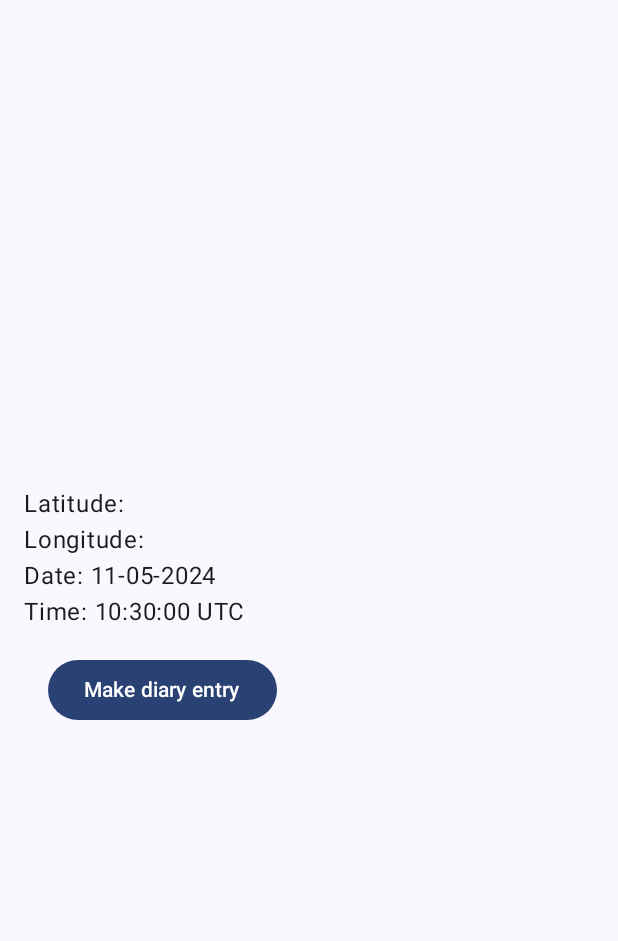
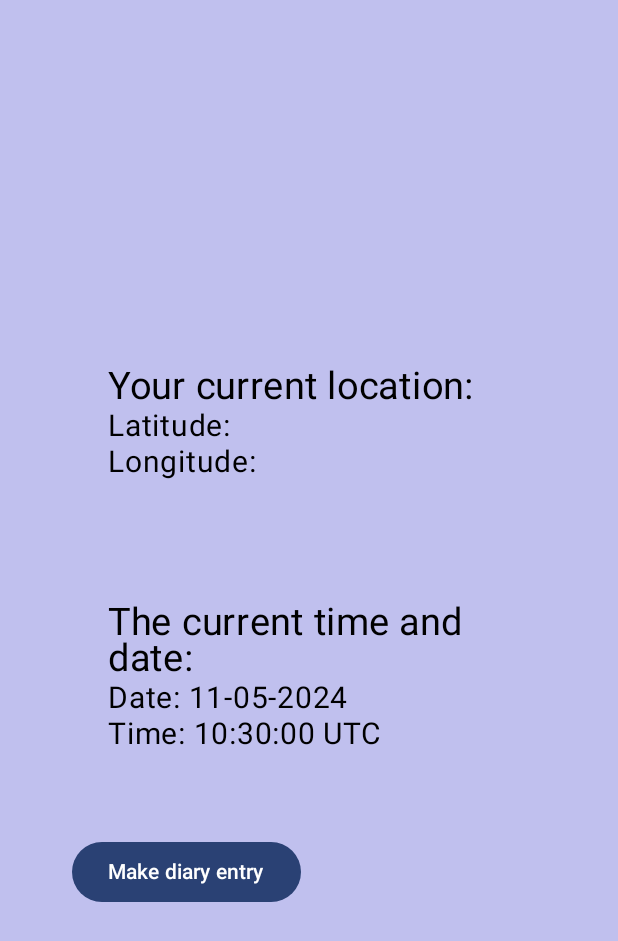
Before and after one commit to juinmonospace/AndroidApp, an Android app built with Jetpack Compose: the screen it shows after launch (MainActivity), on a phone screen of 412 x 824 dp. Shown: the top 941 px of the screen. Run offline under Robolectric (Android 15) with nearby library versions, the phone set to English and light mode, and no system bars.

Commit message:
minor UI changes

```diff
--- a/app/src/main/java/com/example/myapplication/MainActivity.kt
+++ b/app/src/main/java/com/example/myapplication/MainActivity.kt
@@ -13,7 +13,6 @@ import android.util.Log
 import android.widget.Toast
 import androidx.activity.ComponentActivity
 import androidx.activity.compose.setContent
-import androidx.appcompat.app.AppCompatActivity
 import androidx.compose.foundation.background
 import androidx.compose.foundation.border
 import androidx.compose.foundation.layout.Arrangement
@@ -30,7 +29,6 @@ import androidx.compose.foundation.layout.width
 import androidx.compose.foundation.shape.CircleShape
 import androidx.compose.foundation.shape.RoundedCornerShape
 import androidx.compose.material3.Button
-import androidx.compose.material3.MaterialTheme
 import androidx.compose.material3.Surface
 import androidx.compose.material3.Text
 import androidx.compose.runtime.Composable
@@ -42,6 +40,7 @@ import androidx.compose.ui.Alignment
 import androidx.compose.ui.Modifier
 import androidx.compose.ui.draw.clip
 import androidx.compose.ui.graphics.Color
+import androidx.compose.ui.text.font.FontFamily
 import androidx.compose.ui.text.font.FontWeight
 import androidx.compose.ui.text.style.TextAlign
 import androidx.compose.ui.tooling.preview.Preview
@@ -52,10 +51,9 @@ import androidx.core.app.ActivityCompat
 import com.example.myapplication.ui.theme.MyApplicationTheme
 import com.google.android.gms.location.FusedLocationProviderClient
 import com.google.android.gms.location.LocationServices
-import java.util.Calendar
-import java.util.Locale
 import java.text.SimpleDateFormat
 import java.util.Date
+import java.util.Locale
 import kotlin.random.Random
 
 
@@ -77,20 +75,36 @@ class MainActivity : ComponentActivity() {
                 // A surface container using the 'background' color from the theme
                 Surface(
                     modifier = Modifier.fillMaxSize(),
-                    color = MaterialTheme.colorScheme.background
+                    color = Color(0.753f, 0.753f, 0.933f)
                 ) {
 
                     //call function
                     //Start()
                     Column(
-                        modifier = Modifier.padding(16.dp),
+                        modifier = Modifier.padding(32.dp),
                         verticalArrangement = Arrangement.Center,
-                        horizontalAlignment = Alignment.Start
+                        horizontalAlignment = Alignment.Start,
+
                     ) {
-                        //display data from gps
-                        Text("Latitude: $latitude")
-                        Text("Longitude: $longitude")
-                        Text(getTimeAndDate())
+
+                        Column (modifier = Modifier.padding(40.dp))
+                        {
+                            Text ("Your current location: ", fontSize = 25.sp)
+                            Text("Latitude: $latitude",
+                                fontFamily = FontFamily.SansSerif,
+                                fontSize = 20.sp)
+                            Text("Longitude: $longitude",
+                                fontFamily = FontFamily.SansSerif,
+                                fontSize = 20.sp)
+                        }
+
+                        Column(modifier = Modifier.padding(40.dp)){
+                            Text("The current time and date: ", fontSize = 25.sp)
+                            Text(getTimeAndDate(),
+                                fontFamily = FontFamily.SansSerif,
+                                fontSize = 20.sp)
+                        }
+
                         //Text("Address: $address")
                         if (latitude != null){
                             Button(
```
